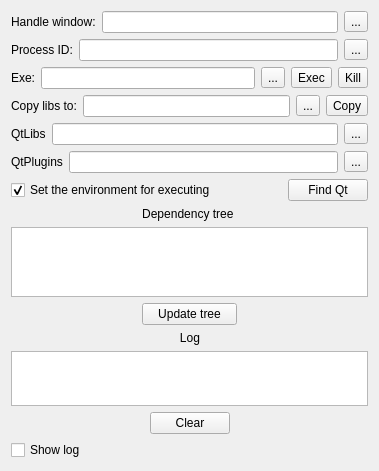
First picture: the form in mainwindow.ui, repository HardArchive/DLLCollector_recode, before the edit.
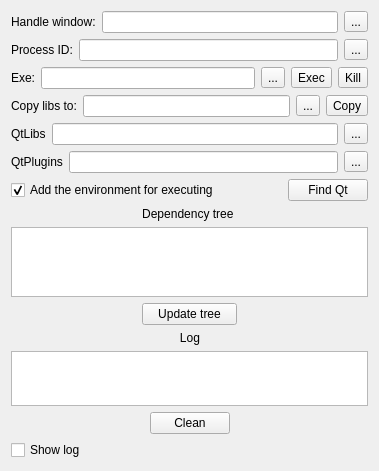
Second picture: the form after the edit.

Commit message: Обновление.

The edit to the form file:
```diff
--- a/mainwindow.ui
+++ b/mainwindow.ui
@@ -77,7 +77,7 @@
          <item row="2" column="1">
           <widget class="QPushButton" name="pushButton_ClearLog">
            <property name="text">
-            <string>Clear</string>
+            <string>Clean</string>
            </property>
           </widget>
          </item>
@@ -361,7 +361,7 @@
       <item>
        <widget class="QCheckBox" name="envExec">
         <property name="text">
-         <string>Set the environment for executing</string>
+         <string>Add the environment for executing</string>
         </property>
         <property name="checked">
          <bool>true</bool>
```
Left out of the diff: 2 changed lines with no effect on the pictures. The commit also changes 2 other files.
